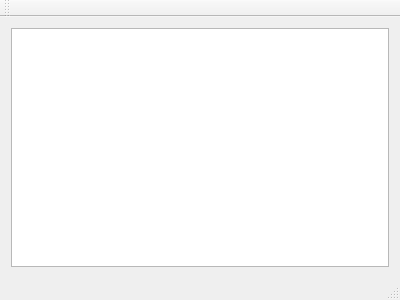
y0ug/QArpWatch, file mainwindow.ui: the form before one commit.
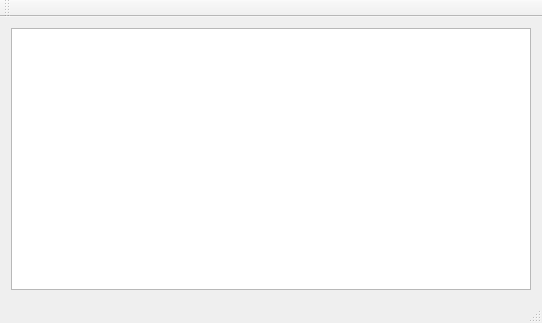
The form after the commit.

Patch:
```diff
--- a/mainwindow.ui
+++ b/mainwindow.ui
@@ -6,8 +6,8 @@
    <rect>
     <x>0</x>
     <y>0</y>
-    <width>400</width>
-    <height>300</height>
+    <width>542</width>
+    <height>323</height>
    </rect>
   </property>
   <property name="windowTitle">
```
Left out of the diff: 2 changed lines with no effect on the pictures.
